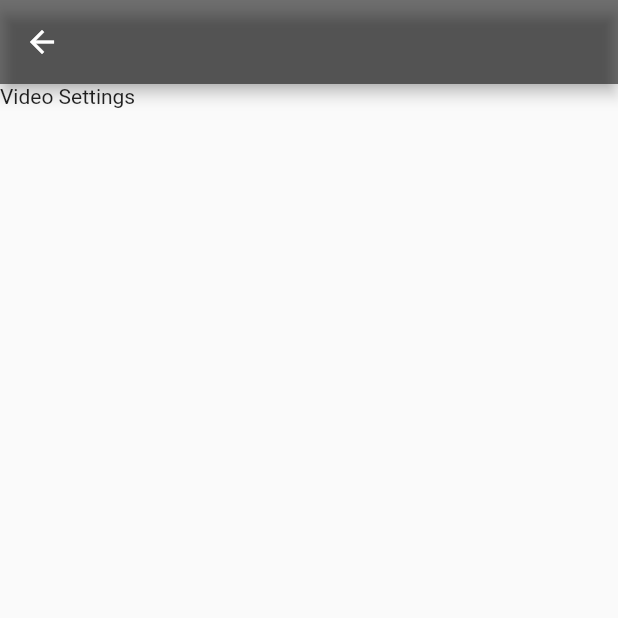
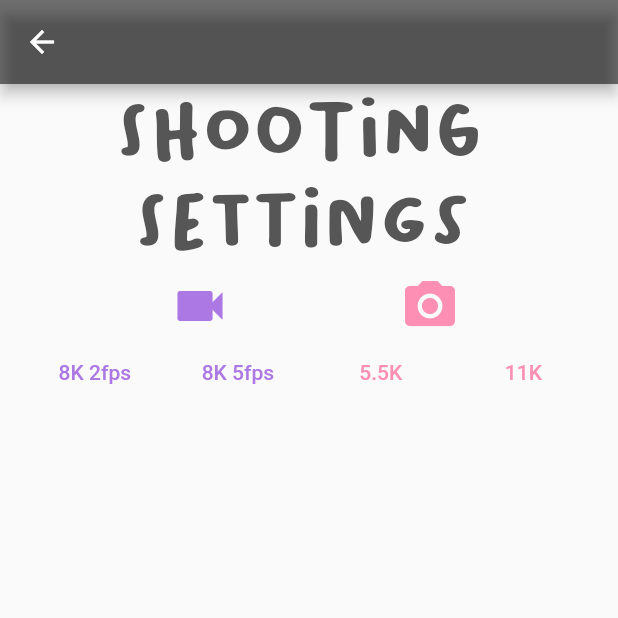
Before and after one commit to caitlynbakery/theta_x_bloc, a Flutter app: the VideoSettings screen opened directly, on a phone screen of 412 x 824 dp, the top half of it. Run offline on Flutter 3.47's test engine with Material 2 defaults, Android fonts, the phone set to English and light mode, and no system bars; our stand-ins replace bloc, equatable, flutter_bloc; missing offline and left inert: panorama; network calls fail.

Commit message:
created shooting settings page with buttons
edited README

```diff
--- a/lib/blocs/theta/theta_event.dart
+++ b/lib/blocs/theta/theta_event.dart
@@ -23,3 +23,19 @@ class ShowImageEvent extends ThetaEvent {}
 class GetListImagesEvent extends ThetaEvent {}
 
 class ShowListImagesEvent extends ThetaEvent {}
+
+class TurnOffLCDEvent extends ThetaEvent {}
+
+class GetOptionsEvent extends ThetaEvent {}
+
+class SetVideoModeEvent extends ThetaEvent {}
+
+class SetImageModeEvent extends ThetaEvent {}
+
+class SetVideo5FPSEvent extends ThetaEvent {}
+
+class SetVideo2FPSEvent extends ThetaEvent {}
+
+class SetImage5KEvent extends ThetaEvent {}
+
+class SetImage11KEvent extends ThetaEvent {}
--- a/lib/view/screens/video_settings.dart
+++ b/lib/view/screens/video_settings.dart
@@ -1,17 +1,100 @@
 import 'package:flutter/material.dart';
-import 'package:flutter/src/foundation/key.dart';
-import 'package:flutter/src/widgets/framework.dart';
+import 'package:flutter_bloc/flutter_bloc.dart';
+import 'package:theta_bloc_app/blocs/theta/theta_bloc.dart';
 
 class VideoSettings extends StatelessWidget {
   const VideoSettings({Key? key}) : super(key: key);
 
   @override
   Widget build(BuildContext context) {
-    return Scaffold(
-      appBar: AppBar(
-        backgroundColor: Colors.black54,
-      ),
-      body: Text('Video Settings'),
+    return BlocBuilder<ThetaBloc, ThetaState>(
+      builder: (context, state) {
+        return Scaffold(
+          appBar: AppBar(
+            backgroundColor: Colors.black54,
+          ),
+          body: Column(
+            children: [
+              Row(
+                mainAxisAlignment: MainAxisAlignment.center,
+                children: [
+                  Text(
+                    'Shooting \n Settings',
+                    style: TextStyle(
+                        fontFamily: 'BaksoSapi',
+                        fontSize: 50,
+                        color: Color.fromARGB(255, 86, 86, 86)),
+                  ),
+                ],
+              ),
+              Row(
+                mainAxisAlignment: MainAxisAlignment.spaceEvenly,
+                children: [
+                  IconButton(
+                      onPressed: () {
+                        context.read<ThetaBloc>().add(SetVideoModeEvent());
+                      },
+                      icon: Icon(
+                        Icons.videocam,
+                        size: 40,
+                        color: Color.fromARGB(255, 172, 120, 227),
+                      )),
+                  IconButton(
+                      onPressed: () {
+                        context.read<ThetaBloc>().add(SetImageModeEvent());
+                      },
+                      icon: Icon(
+                        Icons.camera_alt,
+                        size: 40,
+                        color: Color.fromARGB(255, 252, 143, 179),
+                      ))
+                ],
+              ),
+              Row(
+                mainAxisAlignment: MainAxisAlignment.spaceEvenly,
+                children: [
+                  TextButton(
+                      onPressed: () {
+                        context.read<ThetaBloc>().add(SetVideo2FPSEvent());
+                      },
+                      child: Text(
+                        "8K 2fps",
+                        style: TextStyle(
+                            color: Color.fromARGB(255, 172, 120, 227)),
+                      )),
+                  TextButton(
+                      onPressed: () {
+                        context.read<ThetaBloc>().add(SetVideo5FPSEvent());
+                      },
+                      child: Text(
+                        "8K 5fps",
+                        style: TextStyle(
+                            color: Color.fromARGB(255, 172, 120, 227)),
+                      )),
+                  TextButton(
+                      onPressed: () {
+                        context.read<ThetaBloc>().add(SetImage5KEvent());
+                      },
+                      child: Text(
+                        "5.5K",
+                        style: TextStyle(
+                            color: Color.fromARGB(255, 252, 143, 179)),
+                      )),
+                  TextButton(
+                      onPressed: () {
+                        context.read<ThetaBloc>().add(SetImage11KEvent());
+                      },
+                      child: Text(
+                        "11K",
+                        style: TextStyle(
+                            color: Color.fromARGB(255, 252, 143, 179)),
+                      ))
+                ],
+              )
+            ],
+          ),
+        );
+      },
     );
   }
 }
```
Also changed, not shown: lib/blocs/theta/theta_bloc.dart (+142 -7 lines), lib/main.dart (+13 -6 lines), lib/view/button/button_column.dart (+22 -11 lines), lib/view/components/main_drawer.dart (added, +36 -0 lines), lib/view/response_window/response_window.dart (+9 -1 lines), lib/view/screens/full_image_screen.dart (+4 -3 lines), docs/images/camera11K.JPG (added), docs/images/overall.gif (added), docs/images/shooting.gif (added), docs/images/theta_new_gif.gif (deleted), docs/images/video8K.JPG (added), 2 other files.
